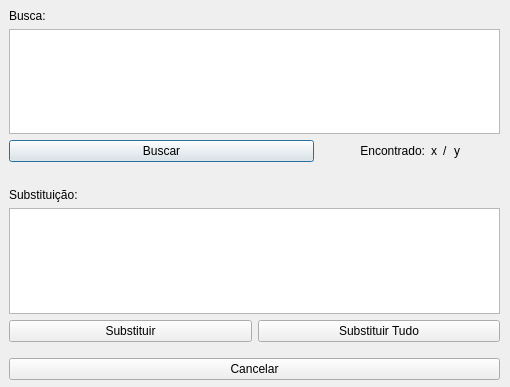
Qt form src/gui/findreplacedialog.ui (petcomputacaoufrgs/hidracpp) before a commit.
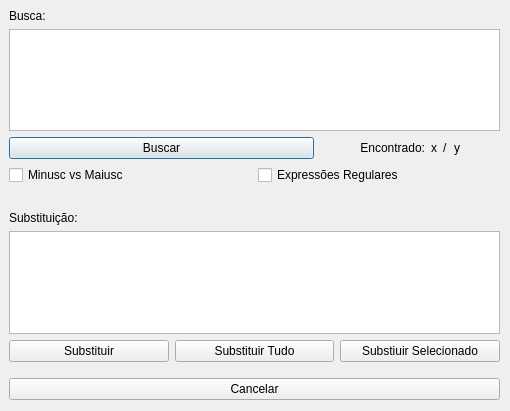
The same form after that commit.

Commit message: ideas for a few extra things; sensitive search implemented

```diff
--- a/src/gui/findreplacedialog.ui
+++ b/src/gui/findreplacedialog.ui
@@ -7,7 +7,7 @@
     <x>0</x>
     <y>0</y>
     <width>510</width>
-    <height>387</height>
+    <height>411</height>
    </rect>
   </property>
   <property name="windowTitle">
@@ -19,7 +19,7 @@
      <x>9</x>
      <y>9</y>
      <width>491</width>
-     <height>371</height>
+     <height>391</height>
     </rect>
    </property>
    <layout class="QVBoxLayout" name="verticalLayout">
@@ -149,6 +149,27 @@
       </item>
      </layout>
     </item>
+    <item>
+     <layout class="QHBoxLayout" name="horizontalLayout">
+      <property name="topMargin">
+       <number>0</number>
+      </property>
+      <item>
+       <widget class="QCheckBox" name="caseCheckBox">
+        <property name="text">
+         <string>Minusc vs Maiusc</string>
+        </property>
+       </widget>
+      </item>
+      <item>
+       <widget class="QCheckBox" name="regexCheckBox">
+        <property name="text">
+         <string>Expressões Regulares</string>
+        </property>
+       </widget>
+      </item>
+     </layout>
+    </item>
     <item>
      <spacer name="horizontalSpacer_2">
       <property name="orientation">
@@ -194,6 +215,13 @@
         </property>
        </widget>
       </item>
+      <item>
+       <widget class="QPushButton" name="pushButton">
+        <property name="text">
+         <string>Substiuir Selecionado</string>
+        </property>
+       </widget>
+      </item>
      </layout>
     </item>
     <item>
```
The commit also changes 2 other files.
